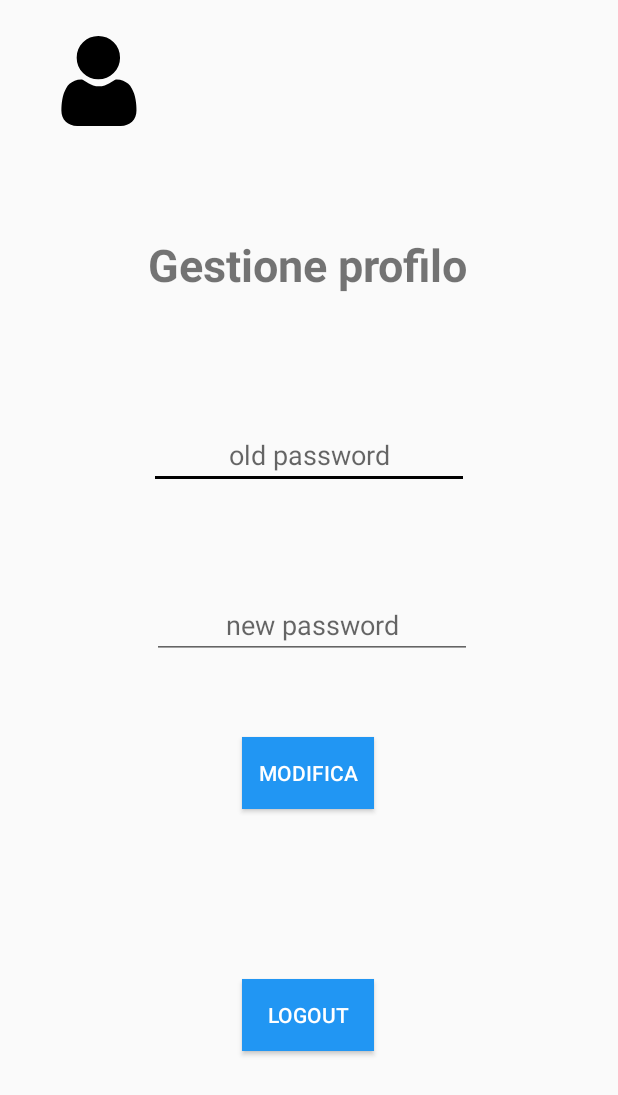
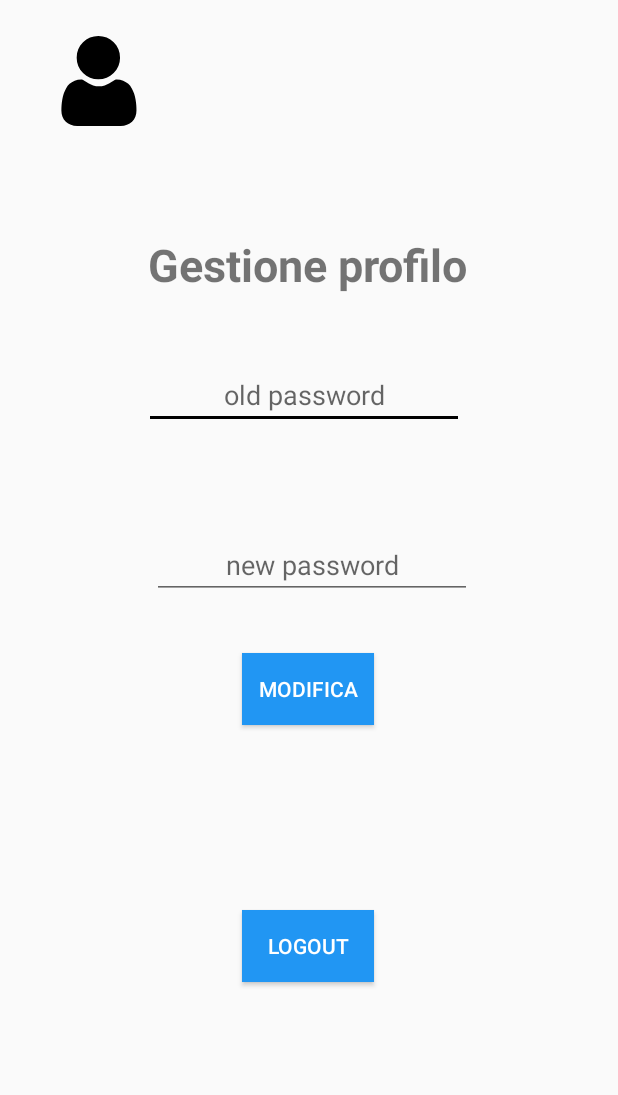
Before and after one commit to itsar19-20/quiz, an Android app: the layout activity_profile_fragment.xml on its own in the app's theme, with its tools: preview values and no code run, on a phone screen of 412 x 824 dp. Shown: the top 1095 px of the screen. Run offline under Robolectric (Android 15) with nearby library versions, the light colour scheme and no system bars; Roboto replaces fonts that are not available here.

Commit message:
Sistemazione layout

```diff
--- a/src/CTFLY2/app/src/main/res/layout/activity_profile_fragment.xml
+++ b/src/CTFLY2/app/src/main/res/layout/activity_profile_fragment.xml
@@ -22,7 +22,6 @@
         android:id="@+id/txtP"
         android:layout_width="wrap_content"
         android:layout_height="wrap_content"
-        android:layout_centerHorizontal="true"
         android:layout_marginTop="156dp"
         android:text="Gestione profilo"
         android:textSize="30dp"
@@ -37,12 +36,12 @@
         android:layout_width="wrap_content"
         android:layout_height="wrap_content"
         android:layout_below="@id/txtP"
-        android:layout_centerHorizontal="true"
-        android:layout_marginTop="84dp"
+        android:layout_marginTop="44dp"
         android:ems="10"
         android:gravity="center"
         android:hint="old password"
         app:layout_constraintEnd_toEndOf="parent"
+        app:layout_constraintHorizontal_bias="0.484"
         app:layout_constraintStart_toStartOf="parent"
         app:layout_constraintTop_toBottomOf="@+id/txtP" />
 
@@ -50,8 +49,6 @@
         android:id="@+id/txtNewPass"
         android:layout_width="wrap_content"
         android:layout_height="wrap_content"
-        android:layout_below="@+id/txtOldPass"
-        android:layout_centerHorizontal="true"
         android:layout_marginTop="68dp"
         android:ems="10"
         android:gravity="center"
@@ -65,9 +62,7 @@
         android:id="@+id/btnEdit"
         android:layout_width="wrap_content"
         android:layout_height="wrap_content"
-        android:layout_below="@+id/txtNewPass"
-        android:layout_centerHorizontal="true"
-        android:layout_marginTop="52dp"
+        android:layout_marginTop="36dp"
         android:background="#2196F3"
         android:text="Modifica"
         android:textColor="#FFFFFF"
@@ -80,10 +75,8 @@
         android:id="@+id/btnLogout"
         android:layout_width="wrap_content"
         android:layout_height="wrap_content"
-        android:layout_below="@+id/btnEdit"
-        android:layout_centerHorizontal="true"
-        android:layout_marginBottom="96dp"
         android:background="#2196F3"
+
         android:text="Logout"
         android:textColor="#FFFFFF"
         app:layout_constraintBottom_toBottomOf="parent"
@@ -91,7 +84,7 @@
         app:layout_constraintHorizontal_bias="0.498"
         app:layout_constraintStart_toStartOf="parent"
         app:layout_constraintTop_toBottomOf="@+id/btnEdit"
-        app:layout_constraintVertical_bias="0.808" />
+        app:layout_constraintVertical_bias="0.421" />
 
 
 </androidx.constraintlayout.widget.ConstraintLayout>
```
Also changed, not shown: src/CTFLY2/app/src/main/res/layout/activity_profile_image_fragment.xml (+0 -10 lines).
